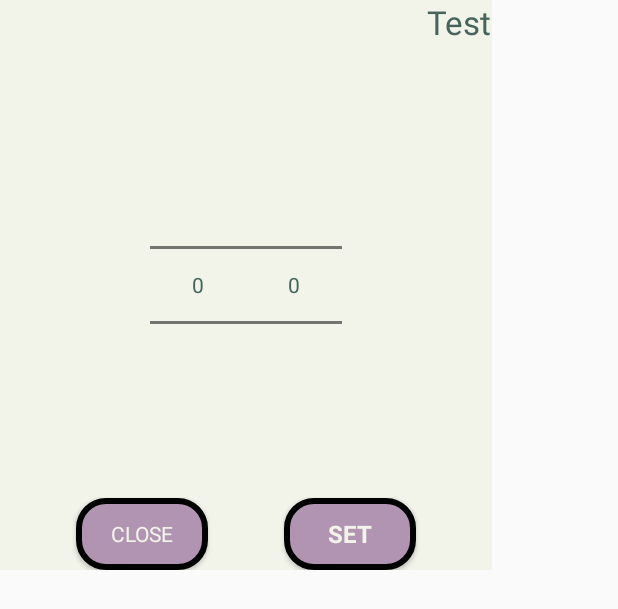
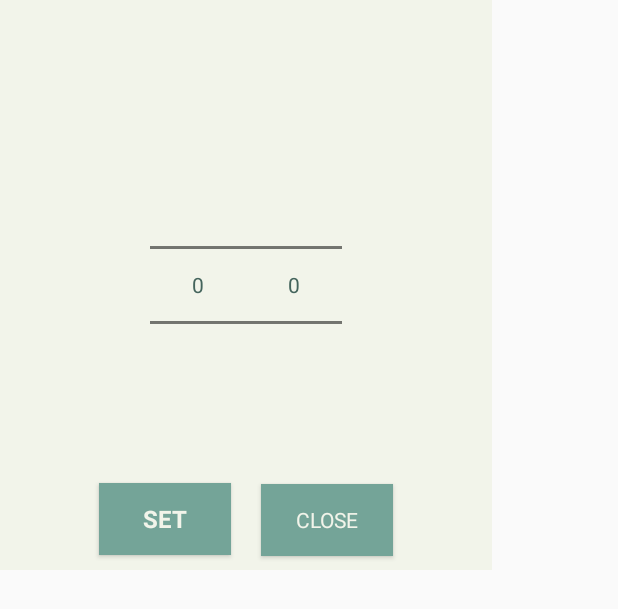
Before and after one commit to williamxyshi/TeaBuddy, an Android app: the layout set_teatimer.xml on its own in the app's theme, with its tools: preview values and no code run, on a phone screen of 412 x 824 dp. Shown: the top 609 px of the screen. Run offline under Robolectric (Android 15) with nearby library versions, the phone set to English and light mode, and no system bars.

Commit message:
more timer ui

```diff
--- a/app/src/main/res/layout/fragment_teatimer.xml
+++ b/app/src/main/res/layout/fragment_teatimer.xml
@@ -12,7 +12,7 @@
         android:text="@string/teatimer"
         android:textColor="@color/black"
         android:textSize="30sp"
-        android:layout_marginTop="60dp"
+        android:layout_marginTop="20dp"
         android:layout_marginStart="40dp"
         app:layout_constraintTop_toTopOf="parent"
         app:layout_constraintLeft_toLeftOf="parent"
--- a/app/src/main/res/layout/set_teatimer.xml
+++ b/app/src/main/res/layout/set_teatimer.xml
@@ -23,40 +23,33 @@
             android:layout_height="wrap_content">
         </NumberPicker>
     </LinearLayout>
-    <TextView
-        android:id="@+id/text_view"
+    <LinearLayout
         android:layout_width="wrap_content"
         android:layout_height="wrap_content"
-        android:text="Test"
-        android:textAppearance="@style/Base.TextAppearance.AppCompat.Large"
-        app:layout_constraintTop_toTopOf="parent"
-        app:layout_constraintRight_toRightOf="parent"
-
+        app:layout_constraintEnd_toEndOf="parent"
+        app:layout_constraintStart_toStartOf="parent"
+        app:layout_constraintBottom_toBottomOf="parent">
+        <Button
+            android:id="@+id/setTimer"
+            android:layout_width="wrap_content"
+            android:layout_height="wrap_content"
+            android:background="@color/darkGreen"
+            android:fontFamily="@font/font"
+            android:text="Set"
+            android:textColor="@color/lightGreen"
+            android:textStyle="bold"
+            android:textSize="16sp"
+            android:layout_margin="10dp"
             />
         <Button
-        android:background="@drawable/btn_rounded"
+            android:layout_margin="10dp"
+            android:background="@color/darkGreen"
             android:id="@+id/closeSetTimer"
             android:layout_width="wrap_content"
             android:layout_height="wrap_content"
             android:text="Close"
             android:fontFamily="@font/font"
-        app:layout_constraintLeft_toLeftOf="parent"
-        app:layout_constraintBottom_toBottomOf="parent"
             android:textColor="@color/lightGreen"
-        app:layout_constraintRight_toLeftOf="@id/setTimer"
             />
-    <Button
-        android:id="@+id/setTimer"
-        android:layout_width="wrap_content"
-        android:layout_height="wrap_content"
-        android:background="@drawable/btn_rounded"
-        android:fontFamily="@font/font"
-        android:text="Set"
-        android:textColor="@color/lightGreen"
-        app:layout_constraintRight_toRightOf="parent"
-        app:layout_constraintBottom_toBottomOf="parent"
-        app:layout_constraintLeft_toRightOf="@id/closeSetTimer"
-        android:textStyle="bold"
-        android:textSize="16sp"
-        />
+    </LinearLayout>
 </androidx.constraintlayout.widget.ConstraintLayout>
```
Also changed, not shown: app/src/main/java/com/willjane/teabuddy/fragments/TimerFragment.kt (+13 -4 lines). Lines whose indentation alone changed are shown as unchanged.
